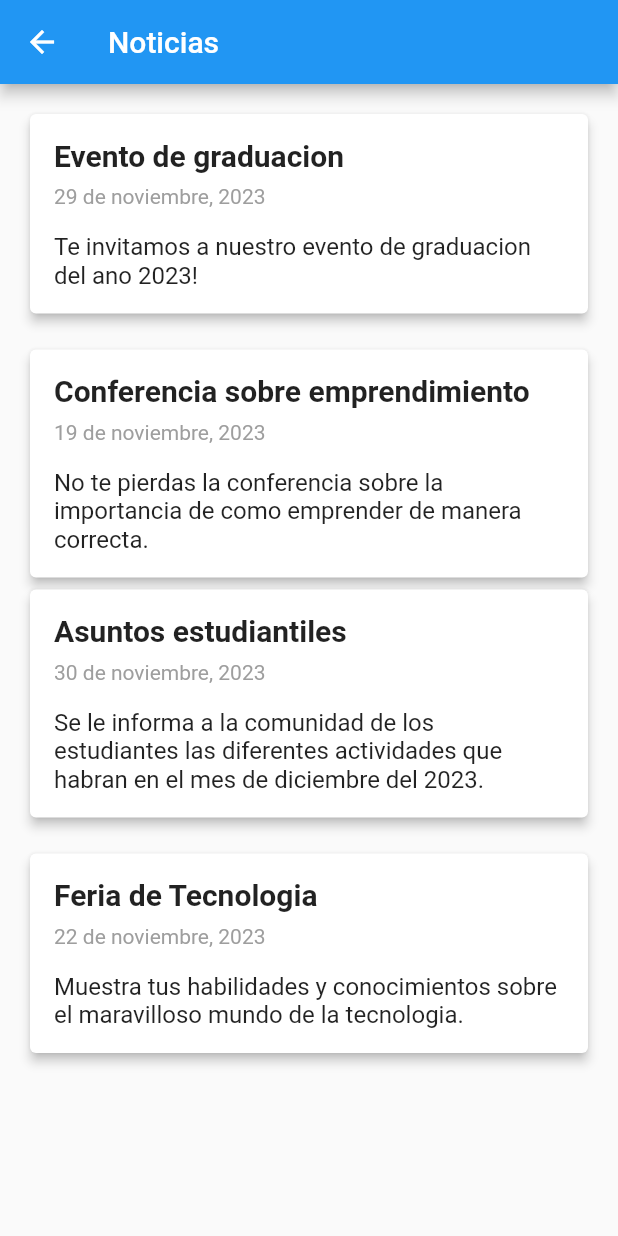
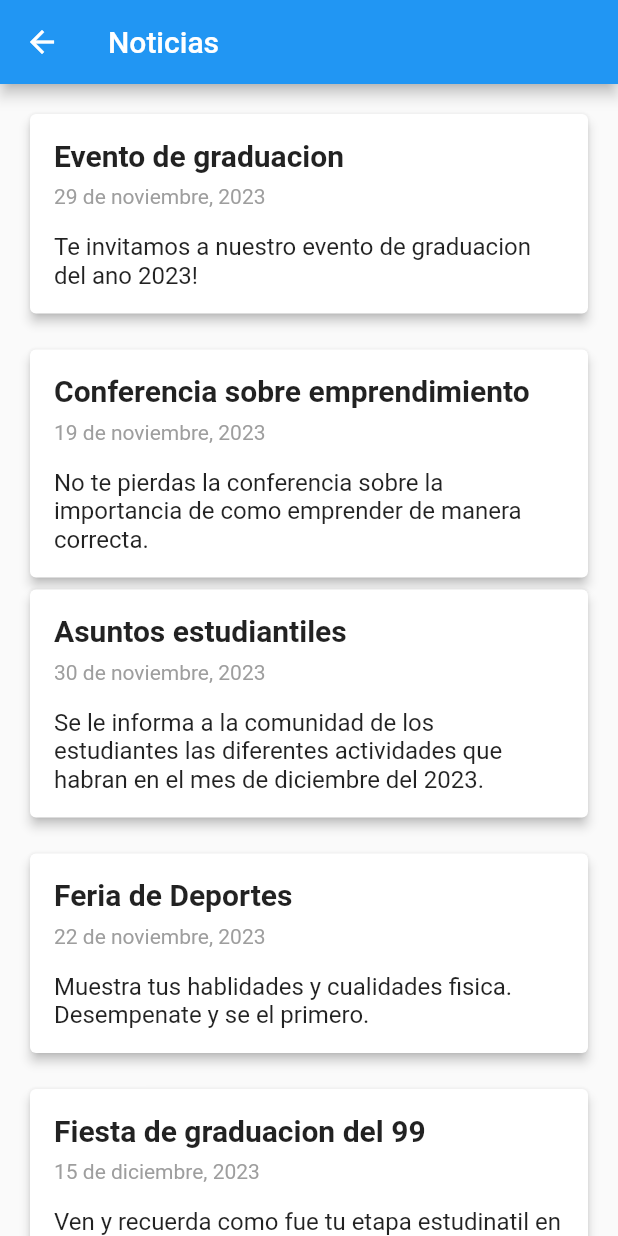
Before and after one commit to MarcioMoran06/Examen1, a Flutter app: the NoticiasPage screen opened by its route, on a phone screen of 412 x 824 dp. Run offline on Flutter 3.47's test engine with Material 2 defaults, Android fonts, the light colour scheme and no system bars.

Commit message:
Noticias Final

```diff
--- a/lib/noticias.dart
+++ b/lib/noticias.dart
@@ -1,5 +1,4 @@
 import 'package:flutter/material.dart';
-import 'package:examenparcial1/noticias.dart';
 
 class NoticiasPage extends StatelessWidget {
   @override
@@ -32,11 +31,16 @@ class NoticiasPage extends StatelessWidget {
           ),
           SizedBox(height: 16.0),
           NoticiaCard(
-            titulo: 'Feria de Tecnologia',
+            titulo: 'Feria de Deportes',
             fecha: '22 de noviembre, 2023',
             contenido:
-                'Muestra tus habilidades y conocimientos sobre el maravilloso mundo de la tecnologia.',
-          ),
+                'Muestra tus hablidades y cualidades fisica. Desempenate y se el primero.',
+          ),SizedBox(height: 16.0),
+          NoticiaCard(
+            titulo: 'Fiesta de graduacion del 99',
+            fecha: '15 de diciembre, 2023',
+            contenido:
+                'Ven y recuerda como fue tu etapa estudinatil en tu universidad que te vio crecer.',)
         ],
       ),
     );
```
